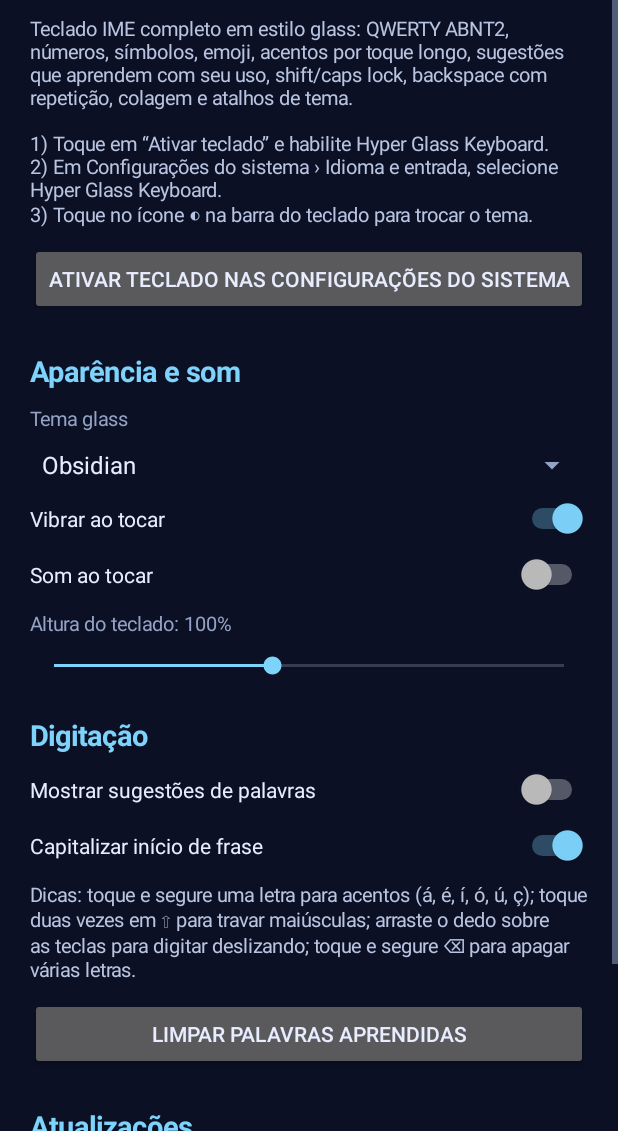
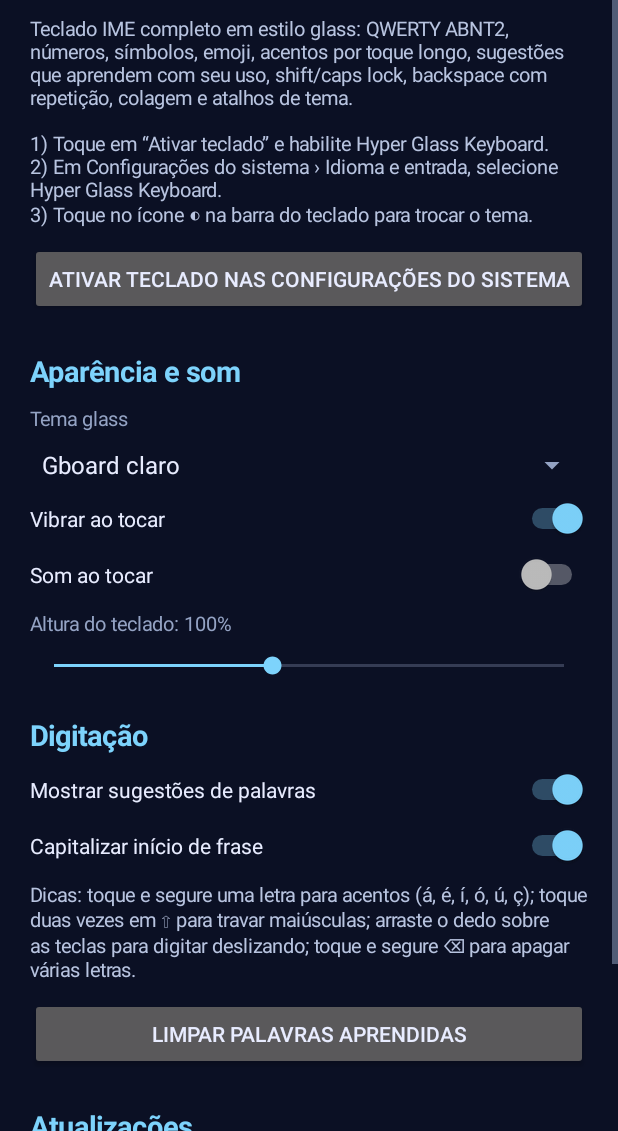
Before and after one commit to cleberleonheart-maker/keyboard-, an Android app: the SettingsActivity screen opened directly, with no data from a screen before it, on a phone screen of 412 x 824 dp, the part 105-1236 px from its top. Run offline under Robolectric (Android 15) with nearby library versions, the phone set to English and light mode, and no system bars.

Commit message:
Keep key style only

```diff
--- a/app/build.gradle
+++ b/app/build.gradle
@@ -11,8 +11,8 @@ android {
         applicationId 'com.cleberleonheart.hyperglasskeyboard'
         minSdk 26
         targetSdk 35
-        versionCode 6
-        versionName '1.5'
+        versionCode 7
+        versionName '1.6'
     }
 
     buildTypes {
--- a/app/src/main/java/com/cleberleonheart/hyperglasskeyboard/GlassKeyboardService.kt
+++ b/app/src/main/java/com/cleberleonheart/hyperglasskeyboard/GlassKeyboardService.kt
@@ -22,7 +22,7 @@ class GlassKeyboardService : InputMethodService(), GlassKeyListener {
 
     private lateinit var prefs: Prefs
     private var view: GlassKeyboardView? = null
-    private var shift = 2
+    private var shift = 0
     private var lastShiftTap = 0L
     private var currentWord = ""
     private var sentenceStart = true
--- a/app/src/main/java/com/cleberleonheart/hyperglasskeyboard/Prefs.kt
+++ b/app/src/main/java/com/cleberleonheart/hyperglasskeyboard/Prefs.kt
@@ -8,6 +8,7 @@ const val HEIGHT_MIN = 70
 const val HEIGHT_MAX = 140
 private const val MAX_LEARNED = 300
 private const val LINUX_PRESET = "linuxPresetApplied"
+private const val KEY_STYLE_RESTORED = "keyStylePresetRestored"
 
 object PrefKeys {
     const val THEME = "theme"
@@ -24,17 +25,17 @@ class Prefs(context: Context) {
     private val sp = context.getSharedPreferences("hyperglass_prefs", Context.MODE_PRIVATE)
 
     init {
-        if (!sp.getBoolean(LINUX_PRESET, false)) {
+        if (sp.getBoolean(LINUX_PRESET, false) && !sp.getBoolean(KEY_STYLE_RESTORED, false)) {
             sp.edit()
-                .putInt(PrefKeys.THEME, 3)
-                .putBoolean(PrefKeys.SUGGESTIONS, false)
-                .putBoolean(LINUX_PRESET, true)
+                .putInt(PrefKeys.THEME, 4)
+                .putBoolean(PrefKeys.SUGGESTIONS, true)
+                .putBoolean(KEY_STYLE_RESTORED, true)
                 .apply()
         }
     }
 
     var theme: Int
-        get() = sp.getInt(PrefKeys.THEME, 3)
+        get() = sp.getInt(PrefKeys.THEME, 4)
         set(value) = sp.edit().putInt(PrefKeys.THEME, value).apply()
 
     var vibrate: Boolean
@@ -46,7 +47,7 @@ class Prefs(context: Context) {
         set(value) = sp.edit().putBoolean(PrefKeys.SOUND, value).apply()
 
     var suggestions: Boolean
-        get() = sp.getBoolean(PrefKeys.SUGGESTIONS, false)
+        get() = sp.getBoolean(PrefKeys.SUGGESTIONS, true)
         set(value) = sp.edit().putBoolean(PrefKeys.SUGGESTIONS, value).apply()
 
     var autoCapitalize: Boolean
```
Also changed, not shown: app/src/main/java/com/cleberleonheart/hyperglasskeyboard/GlassKeyboardView.kt (+11 -15 lines), app/src/main/java/com/cleberleonheart/hyperglasskeyboard/KeyLayouts.kt (+3 -4 lines).
